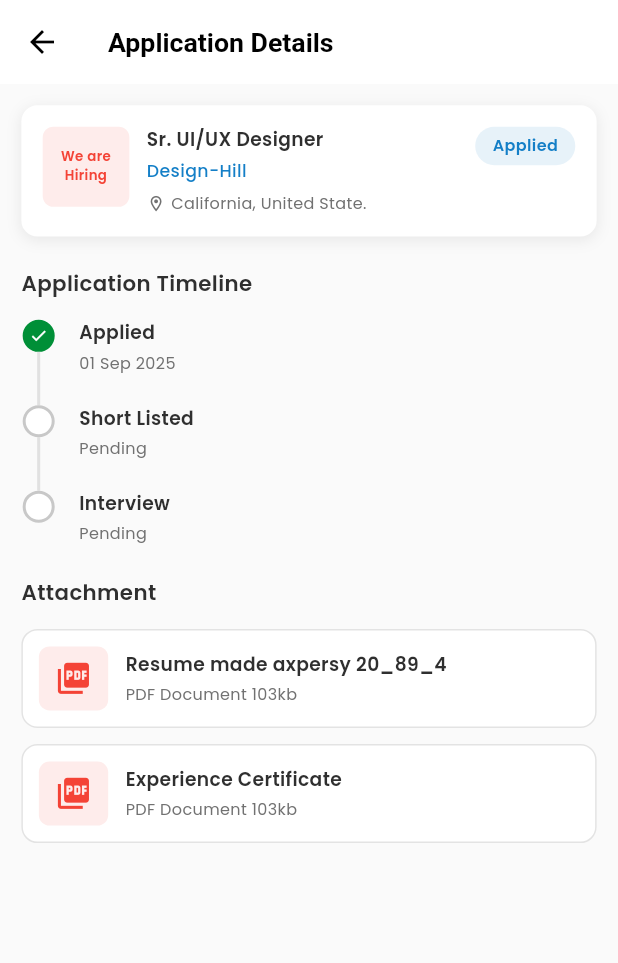
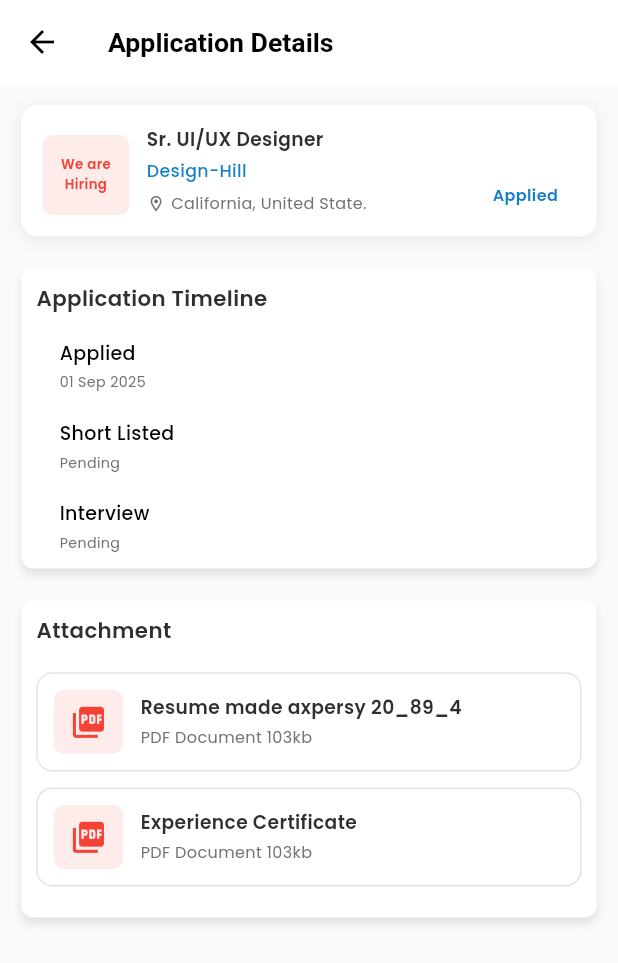
Before and after one commit to mehdisparktech/embeyi, a Flutter app: the HistoryScreen screen opened by its route, after a tap on "Sr. UI/UX Designer", on a phone screen of 412 x 824 dp. Shown: the top 963 px of the screen. Run offline on Flutter 3.47's test engine with Material 3 defaults, Android fonts, the phone set to English and light mode, and no system bars; our stand-ins replace cached_network_image, dio, flutter_dotenv, flutter_html, flutter_local_notifications, flutter_screenutil and 13 more; accounts and stored records are empty; network calls fail.

Commit message:
feat(history): enhance applied details screen with rejection handling and UI improvements
- Update AppliedDetails screen to accept isRejected parameter for conditional rendering of rejection reasons
- Refactor navigation in HistoryScreen to pass application status as arguments to AppliedDetails
- Improve layout and styling of application timeline and attachment sections for better visual appeal
- Remove redundant RejectedDetails screen as its functionality is integrated into AppliedDetails

```diff
--- a/lib/core/config/route/job_seeker_routes.dart
+++ b/lib/core/config/route/job_seeker_routes.dart
@@ -57,7 +57,10 @@ class JobSeekerRoutes {
     GetPage(name: jobDetails, page: () => const JobDetailsScreen()),
     GetPage(name: companyOverview, page: () => const CompanyOverviewScreen()),
     GetPage(name: history, page: () => HistoryScreen()),
-    GetPage(name: appliedDetails, page: () => const AppliedDetails()),
+    GetPage(
+      name: appliedDetails,
+      page: () => AppliedDetails(isRejected: Get.arguments ?? false),
+    ),
   ];
 
   // Job Seeker Navigation Helper Methods
--- a/lib/features/job_seeker/history/presentation/screen/applied_details.dart
+++ b/lib/features/job_seeker/history/presentation/screen/applied_details.dart
@@ -1,4 +1,5 @@
 import 'package:embeyi/core/component/appbar/common_appbar.dart';
+import 'package:embeyi/core/component/text/common_text.dart';
 import 'package:embeyi/core/utils/constants/app_colors.dart';
 import 'package:embeyi/core/utils/extensions/extension.dart';
 import 'package:flutter/material.dart';
@@ -6,7 +7,8 @@ import 'package:flutter_screenutil/flutter_screenutil.dart';
 import '../widgets/history_widgets.dart';
 
 class AppliedDetails extends StatelessWidget {
-  const AppliedDetails({super.key});
+  final bool isRejected;
+  const AppliedDetails({super.key, this.isRejected = false});
 
   @override
   Widget build(BuildContext context) {
@@ -34,21 +36,97 @@ class AppliedDetails extends StatelessWidget {
 
               24.height,
 
-              // Application Timeline Section
-              const DetailsSectionHeader(title: 'Application Timeline'),
+              Container(
+                padding: const EdgeInsets.all(10),
+                decoration: ShapeDecoration(
+                  color: Colors.white,
+                  shape: RoundedRectangleBorder(
+                    borderRadius: BorderRadius.circular(8),
+                  ),
+                  shadows: [
+                    BoxShadow(
+                      color: Color(0x19000000),
+                      blurRadius: 4,
+                      offset: Offset(0, 4),
+                      spreadRadius: 0,
+                    ),
+                  ],
+                ),
+                child: Column(
+                  crossAxisAlignment: CrossAxisAlignment.start,
+                  children: [
+                    // Application Timeline Section
+                    const DetailsSectionHeader(title: 'Application Timeline'),
 
-              16.height,
+                    20.height,
 
-              _buildTimeline(),
-
+                    _buildTimeline(),
+                  ],
+                ),
+              ),
               24.height,
-
               // Attachment Section
-              const DetailsSectionHeader(title: 'Attachment'),
-
-              16.height,
-
-              _buildAttachments(),
+              Container(
+                padding: const EdgeInsets.all(10),
+                decoration: ShapeDecoration(
+                  color: Colors.white,
+                  shape: RoundedRectangleBorder(
+                    borderRadius: BorderRadius.circular(8),
+                  ),
+                  shadows: [
+                    BoxShadow(
+                      color: Color(0x19000000),
+                      blurRadius: 4,
+                      offset: Offset(0, 4),
+                      spreadRadius: 0,
+                    ),
+                  ],
+                ),
+                child: Column(
+                  crossAxisAlignment: CrossAxisAlignment.start,
+                  children: [
+                    const DetailsSectionHeader(title: 'Attachment'),
+                    20.height,
+                    _buildAttachments(),
+                  ],
+                ),
+              ),
+              24.height,
+              if (isRejected)
+                Column(
+                  crossAxisAlignment: CrossAxisAlignment.start,
+                  children: [
+                    CommonText(
+                      text: 'Rejection Reason',
+                      fontSize: 16.sp,
+                      fontWeight: FontWeight.w600,
+                      color: AppColors.red,
+                    ),
+                    8.height,
+                    Container(
+                      padding: const EdgeInsets.all(10),
+                      decoration: ShapeDecoration(
+                        color: const Color(0xFFFEEEEE) /* Cart-BG-6 */,
+                        shape: RoundedRectangleBorder(
+                          side: BorderSide(
+                            width: 1,
+                            color: const Color(0xFFFF5900) /* Error */,
+                          ),
+                          borderRadius: BorderRadius.circular(8),
+                        ),
+                      ),
+                      child: CommonText(
+                        text:
+                            '''Thank you for applying for the UI/UX Designer position. After reviewing your CV and experience, we found that your qualifications do not fully match the specific requirements outlined for this role. The position requires proven expertise in areas such as user interface design, user experience research, wireframing, prototyping, and familiarity with industry-standard design tools (e.g., Figma, Adobe XD, Sketch).While your background demonstrates potential, we are seeking candidates with more direct experience in UI/UX design projects and a stronger portfolio showcasing relevant work. Unfortunately, based on these factors, we are unable to move forward with your application at this time.We encourage you to continue building your design experience and apply again in the future when your profile better aligns with the role’s requirements.''',
+                        fontSize: 14,
+                        fontWeight: FontWeight.w400,
+                        color: AppColors.black,
+                        maxLines: 100,
+                        textAlign: TextAlign.justify,
+                      ),
+                    ),
+                  ],
+                ),
             ],
           ),
         ),
--- a/lib/features/job_seeker/history/presentation/screen/history_screen.dart
+++ b/lib/features/job_seeker/history/presentation/screen/history_screen.dart
@@ -54,6 +54,7 @@ class HistoryScreen extends StatelessWidget {
 
   Widget _buildTabBar() {
     return Container(
+      width: double.infinity,
       padding: EdgeInsets.symmetric(horizontal: 16.w),
       child: Obx(
         () => TabBar(
@@ -119,7 +120,7 @@ class HistoryScreen extends StatelessWidget {
     }
 
     return ListView.builder(
-      padding: EdgeInsets.symmetric(horizontal: 16.w, vertical: 8.h),
+      padding: EdgeInsets.symmetric(horizontal: 20.w, vertical: 8.h),
       itemCount: applications.length,
       itemBuilder: (context, index) {
         final application = applications[index];
@@ -132,7 +133,10 @@ class HistoryScreen extends StatelessWidget {
             companyLogo: application['companyLogo'] ?? '',
             interviewDate: application['interviewDate'] ?? '',
             onTap: () {
-              Get.toNamed(JobSeekerRoutes.appliedDetails);
+              Get.toNamed(
+                JobSeekerRoutes.appliedDetails,
+                arguments: application['status'] == 'Rejected',
+              );
             },
           );
         }
@@ -144,7 +148,10 @@ class HistoryScreen extends StatelessWidget {
           companyLogo: application['companyLogo'] ?? '',
           status: application['status'] ?? '',
           onTap: () {
-            Get.toNamed(JobSeekerRoutes.appliedDetails);
+            Get.toNamed(
+              JobSeekerRoutes.appliedDetails,
+              arguments: application['status'] == 'Rejected',
+            );
           },
         );
       },
--- a/lib/features/job_seeker/history/presentation/widgets/history_widgets.dart
+++ b/lib/features/job_seeker/history/presentation/widgets/history_widgets.dart
@@ -43,6 +43,8 @@ class ApplicationHistoryCard extends StatelessWidget {
           ],
         ),
         child: Row(
+          crossAxisAlignment: CrossAxisAlignment.end,
+          mainAxisAlignment: MainAxisAlignment.end,
           children: [
             _buildCompanyLogo(),
             12.width,
@@ -57,7 +59,7 @@ class ApplicationHistoryCard extends StatelessWidget {
 
   Widget _buildCompanyLogo() {
     return Container(
-      width: 60.w,
+      width: 85.w,
       height: 60.h,
       decoration: BoxDecoration(
         borderRadius: BorderRadius.circular(8.r),
@@ -74,7 +76,7 @@ class ApplicationHistoryCard extends StatelessWidget {
       children: [
         CommonText(
           text: jobTitle,
-          fontSize: 14,
+          fontSize: 14.sp,
           fontWeight: FontWeight.w600,
           color: AppColors.primaryText,
           textAlign: TextAlign.start,
@@ -83,8 +85,8 @@ class ApplicationHistoryCard extends StatelessWidget {
         4.height,
         CommonText(
           text: companyName,
-          fontSize: 13,
-          fontWeight: FontWeight.w500,
+          fontSize: 12.sp,
+          fontWeight: FontWeight.w400,
           color: AppColors.secondaryButton,
           textAlign: TextAlign.start,
         ),
@@ -100,9 +102,9 @@ class ApplicationHistoryCard extends StatelessWidget {
             Expanded(
               child: CommonText(
                 text: location,
-                fontSize: 12,
+                fontSize: 12.sp,
                 fontWeight: FontWeight.w400,
-                color: AppColors.secondaryText,
+                color: AppColors.primaryText,
                 textAlign: TextAlign.start,
                 maxLines: 1,
               ),
@@ -133,27 +135,11 @@ class StatusBadge extends StatelessWidget {
     }
   }
 
-  Color _getStatusBackgroundColor() {
-    switch (status.toLowerCase()) {
-      case 'applied':
-        return AppColors.secondaryButton.withOpacity(0.1);
-      case 'interview':
-        return AppColors.success.withOpacity(0.1);
-      case 'rejected':
-        return AppColors.red.withOpacity(0.1);
-      default:
-        return AppColors.secondaryText.withOpacity(0.1);
-    }
-  }
-
   @override
   Widget build(BuildContext context) {
     return Container(
       padding: EdgeInsets.symmetric(horizontal: 12.w, vertical: 6.h),
-      decoration: BoxDecoration(
-        color: _getStatusBackgroundColor(),
-        borderRadius: BorderRadius.circular(20.r),
-      ),
+
       child: CommonText(
         text: status,
         fontSize: 12,
@@ -178,10 +164,10 @@ class CustomTabButton extends StatelessWidget {
   @override
   Widget build(BuildContext context) {
     return Container(
-      padding: EdgeInsets.symmetric(horizontal: 16.w, vertical: 8.h),
+      padding: EdgeInsets.symmetric(horizontal: 20.w, vertical: 8.h),
       decoration: BoxDecoration(
         color: isSelected ? AppColors.secondaryPrimary : AppColors.white,
-        borderRadius: BorderRadius.circular(8.r),
+        borderRadius: BorderRadius.circular(4.r),
         border: Border.all(
           color: isSelected
               ? AppColors.secondaryPrimary
@@ -264,7 +250,8 @@ class ApplicationDetailsHeaderCard extends StatelessWidget {
         ],
       ),
       child: Row(
-        crossAxisAlignment: CrossAxisAlignment.start,
+        crossAxisAlignment: CrossAxisAlignment.end,
+        mainAxisAlignment: MainAxisAlignment.end,
         children: [
           _buildCompanyLogo(),
           12.width,
@@ -366,7 +353,7 @@ class TimelineItem extends StatelessWidget {
     return Row(
       crossAxisAlignment: CrossAxisAlignment.start,
       children: [
-        _buildTimelineIndicator(),
+        //  _buildTimelineIndicator(),
         16.width,
         Expanded(
           child: Padding(
@@ -378,6 +365,7 @@ class TimelineItem extends StatelessWidget {
     );
   }
 
+  // ignore: unused_element
   Widget _buildTimelineIndicator() {
     return Column(
       children: [
@@ -412,15 +400,15 @@ class TimelineItem extends StatelessWidget {
       children: [
         CommonText(
           text: title,
-          fontSize: 14,
-          fontWeight: FontWeight.w600,
-          color: AppColors.primaryText,
+          fontSize: 16.sp,
+          fontWeight: FontWeight.w500,
+          color: AppColors.black,
           textAlign: TextAlign.start,
         ),
         4.height,
         CommonText(
           text: subtitle,
-          fontSize: 12,
+          fontSize: 12.sp,
           fontWeight: FontWeight.w400,
           color: AppColors.secondaryText,
           textAlign: TextAlign.start,
@@ -575,7 +563,7 @@ class InterviewJobCard extends StatelessWidget {
 
   Widget _buildCompanyLogo() {
     return Container(
-      width: 60.w,
+      width: 85.w,
       height: 60.h,
       decoration: BoxDecoration(
         borderRadius: BorderRadius.circular(8.r),
@@ -592,7 +580,7 @@ class InterviewJobCard extends StatelessWidget {
       children: [
         CommonText(
           text: jobTitle,
-          fontSize: 14,
+          fontSize: 14.sp,
           fontWeight: FontWeight.w600,
           color: AppColors.primaryText,
           textAlign: TextAlign.start,
@@ -601,7 +589,7 @@ class InterviewJobCard extends StatelessWidget {
         4.height,
         CommonText(
           text: companyName,
-          fontSize: 13,
+          fontSize: 12.sp,
           fontWeight: FontWeight.w500,
           color: AppColors.secondaryButton,
           textAlign: TextAlign.start,
@@ -618,7 +606,7 @@ class InterviewJobCard extends StatelessWidget {
             Expanded(
               child: CommonText(
                 text: location,
-                fontSize: 12,
+                fontSize: 12.sp,
                 fontWeight: FontWeight.w400,
                 color: AppColors.secondaryText,
                 textAlign: TextAlign.start,
@@ -643,7 +631,7 @@ class InterviewJobCard extends StatelessWidget {
 
     return CommonText(
       text: interviewDate,
-      fontSize: 12,
+      fontSize: 12.sp,
       fontWeight: FontWeight.w600,
       color: dateColor,
     );
@@ -664,7 +652,7 @@ class InterviewFilterButtons extends StatelessWidget {
   @override
   Widget build(BuildContext context) {
     return Container(
-      padding: EdgeInsets.symmetric(horizontal: 16.w),
+      padding: EdgeInsets.symmetric(horizontal: 20.w),
       child: Row(
         children: [
           Expanded(child: _buildFilterButton('Upcoming', 0)),
@@ -681,21 +669,27 @@ class InterviewFilterButtons extends StatelessWidget {
       onTap: () => onFilterChanged(index),
       child: Container(
         padding: EdgeInsets.symmetric(vertical: 12.h),
-        decoration: BoxDecoration(
-          color: isSelected ? AppColors.secondaryButton : AppColors.white,
-          borderRadius: BorderRadius.circular(8.r),
-          border: Border.all(
-            color: isSelected
-                ? AppColors.secondaryButton
-                : AppColors.borderColor,
-            width: 1,
+        decoration: ShapeDecoration(
+          gradient: isSelected
+              ? LinearGradient(
+                  begin: Alignment(0.00, 0.50),
+                  end: Alignment(1.00, 0.50),
+                  colors: [const Color(0xFF123499), const Color(0xFF2956DD)],
+                )
+              : null,
+          shape: RoundedRectangleBorder(
+            side: BorderSide(
+              width: 1,
+              color: const Color(0xFFC8C8C8) /* Disable */,
+            ),
+            borderRadius: BorderRadius.circular(100),
           ),
         ),
         child: Center(
           child: CommonText(
             text: title,
-            fontSize: 14,
-            fontWeight: FontWeight.w600,
+            fontSize: 12.sp,
+            fontWeight: FontWeight.w400,
             color: isSelected ? AppColors.white : AppColors.primaryText,
           ),
         ),
```
Also changed, not shown: lib/features/job_seeker/history/presentation/screen/rejected_details.dart (deleted).
